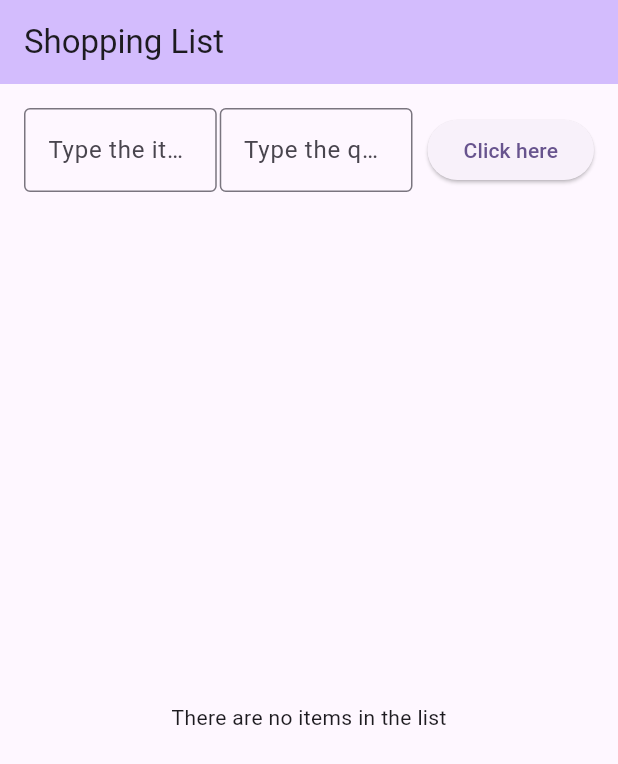
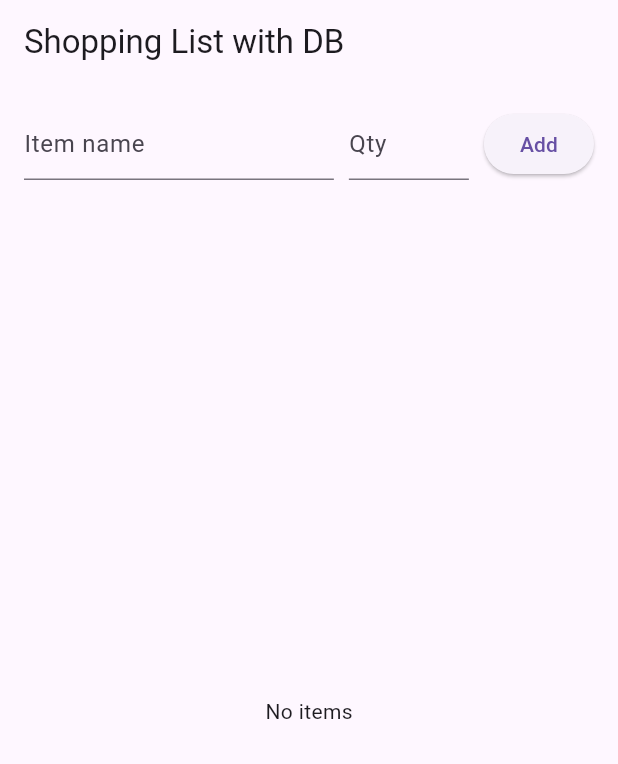
Before and after one commit to TataCharlotte/CST2335w6, a Flutter app: the screen it shows after launch, on a phone screen of 412 x 824 dp. Shown: the top 764 px of the screen. Run offline on Flutter 3.47's test engine with Material 3 defaults, Android fonts, the phone set to English and light mode, and no system bars; our stand-ins replace floor, sqflite; accounts and stored records are empty; generated files the repository leaves out were written again.

Commit message:
Week8 Add item.dart and related database classes

```diff
--- /dev/null
+++ b/lib/database/app_db.dart
@@ -0,0 +1,14 @@
+
+import 'item.dart';
+import 'item_dao.dart';
+
+import 'dart:async';
+import 'package:sqflite/sqflite.dart' as sqflite;
+import 'package:floor/floor.dart';
+
+part 'app_db.g.dart';
+
+@Database(version: 1, entities: [Item])
+abstract class AppDatabase extends FloorDatabase {
+  ItemDao get itemDao;
+}
--- /dev/null
+++ b/lib/database/item.dart
@@ -0,0 +1,12 @@
+import 'package:floor/floor.dart';
+
+@Entity(tableName: 'items')
+class Item {
+  @PrimaryKey(autoGenerate: true)
+  final int? id;
+
+  final String name;
+  final int quantity;
+
+  Item({this.id, required this.name, required this.quantity});
+}
--- /dev/null
+++ b/lib/database/item_dao.dart
@@ -0,0 +1,14 @@
+import 'package:floor/floor.dart';
+import 'item.dart';
+
+@dao
+abstract class ItemDao {
+  @Query('SELECT * FROM items')
+  Future<List<Item>> findAllItems();
+
+  @insert
+  Future<void> insertItem(Item item);
+
+  @delete
+  Future<void> deleteItem(Item item);
+}
--- a/lib/main.dart
+++ b/lib/main.dart
@@ -1,73 +1,89 @@
 import 'package:flutter/material.dart';
+import 'package:week6/database/app_db.dart';
+import 'package:week6/database/item.dart';
 
-void main() {
-  runApp(const MyApp());
+void main() async {
+  WidgetsFlutterBinding.ensureInitialized();
+  final database = await $FloorAppDatabase
+      .databaseBuilder('app_database.db')
+      .build();
+
+  runApp(MyApp(database));
 }
 
 class MyApp extends StatelessWidget {
-  const MyApp({super.key});
+  final AppDatabase database;
 
-  // This widget is the root of your application.
+  MyApp(this.database, {Key? key}) : super(key: key);
+
   @override
   Widget build(BuildContext context) {
     return MaterialApp(
-      title: 'Shopping List',
-      theme: ThemeData(
-        colorScheme: ColorScheme.fromSeed(seedColor: Colors.deepPurple),
-      ),
-      home: const MyHomePage(title: 'Flutter Demo Home Page'),
+      title: 'Shopping List with DB',
+      theme: ThemeData(primarySwatch: Colors.deepPurple),
+      home: ShoppingListPage(database: database),
     );
   }
 }
 
-class MyHomePage extends StatefulWidget {
-  const MyHomePage({super.key, required this.title});
+class ShoppingListPage extends StatefulWidget {
+  final AppDatabase database;
 
-  final String title;
+  const ShoppingListPage({Key? key, required this.database}) : super(key: key);
 
   @override
-  State<MyHomePage> createState() => _MyHomePageState();
+  State<ShoppingListPage> createState() => _ShoppingListPageState();
 }
 
-class _MyHomePageState extends State<MyHomePage> {
-
+class _ShoppingListPageState extends State<ShoppingListPage> {
   final TextEditingController _itemController = TextEditingController();
   final TextEditingController _quantityController = TextEditingController();
-  final List<Map<String, String>> _items = [];
 
-  void _addItem() {
-    final item = _itemController.text.trim();
-    final quantity = _quantityController.text.trim();
+  List<Item> _items = [];
 
-    // if its not empty add it to the _items list, and clear the textfield.
-    if (item.isNotEmpty && quantity.isNotEmpty) {
+  @override
+  void initState() {
+    super.initState();
+    _loadItemsFromDb();
+  }
+
+  Future<void> _loadItemsFromDb() async {
+    final items = await widget.database.itemDao.findAllItems();
     setState(() {
-        _items.add({'item': item, 'quantity': quantity});
+      _items = items;
     });
+  }
+
+  Future<void> _addItem() async {
+    final name = _itemController.text.trim();
+    final quantity = int.tryParse(_quantityController.text.trim()) ?? 0;
+
+    if (name.isNotEmpty && quantity > 0) {
+      final newItem = Item(name: name, quantity: quantity);
+      await widget.database.itemDao.insertItem(newItem);
       _itemController.clear();
       _quantityController.clear();
+      await _loadItemsFromDb();
     }
   }
 
-  //Prompt the alertDialog, if click "yes"  setState to delete, if click "no"
-  void _confirmDelete(int index) {
+  Future<void> _deleteItem(Item item) async {
+    await widget.database.itemDao.deleteItem(item);
+    await _loadItemsFromDb();
+  }
+
+  void _confirmDelete(Item item) {
     showDialog(
       context: context,
-      builder: (context) =>
-          AlertDialog(
+      builder: (_) => AlertDialog(
         title: const Text('Delete Item'),
-            content: const Text('Do you want to delete this item?'),
+        content: Text('Delete "${item.name}"?'),
         actions: [
+          TextButton(onPressed: () => Navigator.pop(context), child: const Text('No')),
           TextButton(
-                onPressed: () => Navigator.of(context).pop(), // No
-                child: const Text('No'),
-              ),
-              TextButton(
-                onPressed: () {
-                  setState(() {
-                    _items.removeAt(index);
-                  });
-                  Navigator.of(context).pop(); // Yes
+            onPressed: () async {
+              await _deleteItem(item);
+              Navigator.pop(context);
             },
             child: const Text('Yes'),
           ),
@@ -80,76 +96,54 @@ class _MyHomePageState extends State<MyHomePage> {
   void dispose() {
     _itemController.dispose();
     _quantityController.dispose();
-    super.dispose(); // free the memory of what was typed
+    super.dispose();
   }
 
   @override
   Widget build(BuildContext context) {
     return Scaffold(
-      appBar: AppBar(
-        backgroundColor: Theme
-            .of(context)
-            .colorScheme
-            .inversePrimary,
-        title: const Text('Shopping List'),
-      ),
+      appBar: AppBar(title: const Text('Shopping List with DB')),
       body: Padding(
         padding: const EdgeInsets.all(16),
         child: Column(
-          mainAxisAlignment: MainAxisAlignment.center,
           children: [
             Row(
               children: [
                 Expanded(
-                  child:
-                  TextField(controller: _itemController, // item textfield
-                    decoration: const InputDecoration(
-                      hintText: "Type the item here",
-                      border: OutlineInputBorder(),
-                    ),),),
-                const SizedBox(width: 2),
-                Expanded(
-                  child:
-                  TextField(controller: _quantityController, // quantityfield
-                    decoration: const InputDecoration(
-                      hintText: "Type the quantity here",
-                      border: OutlineInputBorder(),
+                  child: TextField(
+                    controller: _itemController,
+                    decoration: const InputDecoration(hintText: 'Item name'),
                   ),
+                ),
+                const SizedBox(width: 10),
+                SizedBox(
+                  width: 80,
+                  child: TextField(
+                    controller: _quantityController,
+                    decoration: const InputDecoration(hintText: 'Qty'),
                     keyboardType: TextInputType.number,
-                  ),),
+                  ),
+                ),
                 const SizedBox(width: 10),
-
-                //Add item when click " Click here"
-                ElevatedButton(
-                  onPressed: _addItem,
-                  child: const Text("Click here"),
-                ),
+                ElevatedButton(onPressed: _addItem, child: const Text('Add')),
               ],
             ),
             const SizedBox(height: 20),
-
             Expanded(
-              child: _items.isEmpty //Display messages when its empty in the list
-                  ? const Center(child: Text("There are no items in the list"))
+              child: _items.isEmpty
+                  ? const Center(child: Text('No items'))
                   : ListView.builder(
                 itemCount: _items.length,
                 itemBuilder: (context, index) {
                   final item = _items[index];
-                  return GestureDetector( // for the onlongpress
-                    onLongPress: () => _confirmDelete(index),
-                    child: Row(
-                      mainAxisAlignment: MainAxisAlignment.center,
-                      children:[
-                        Text("${index + 1}. "), // index +1 ,number start from 1
-                        Text(item['item']!), // item name
-                        Text("   Qty: ${item['quantity']}"),
-
-                  ]
-                    ),
+                  return ListTile(
+                    title: Text(item.name),
+                    subtitle: Text('Quantity: ${item.quantity}'),
+                    onLongPress: () => _confirmDelete(item),
                   );
                 },
               ),
-            ),
+            )
           ],
         ),
       ),
--- a/pubspec.yaml
+++ b/pubspec.yaml
@@ -30,7 +30,8 @@ environment:
 dependencies:
   flutter:
     sdk: flutter
-
+  floor: ^1.4.0
+  sqflite: ^2.2.8+4
   # The following adds the Cupertino Icons font to your application.
   # Use with the CupertinoIcons class for iOS style icons.
   cupertino_icons: ^1.0.8
@@ -38,6 +39,8 @@ dependencies:
 dev_dependencies:
   flutter_test:
     sdk: flutter
+  floor_generator: ^1.4.0
+  build_runner: ^2.1.2
 
   # The "flutter_lints" package below contains a set of recommended lints to
   # encourage good coding practices. The lint set provided by the package is
```
Also changed, not shown: lib/database/app_db.g.dart (added), pubspec.lock, 1 other file. Lines whose indentation alone changed are shown as unchanged.
